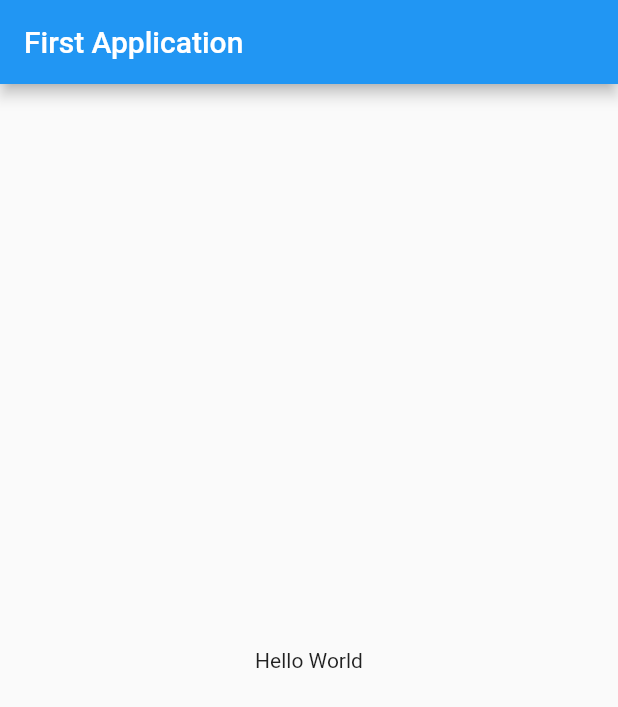
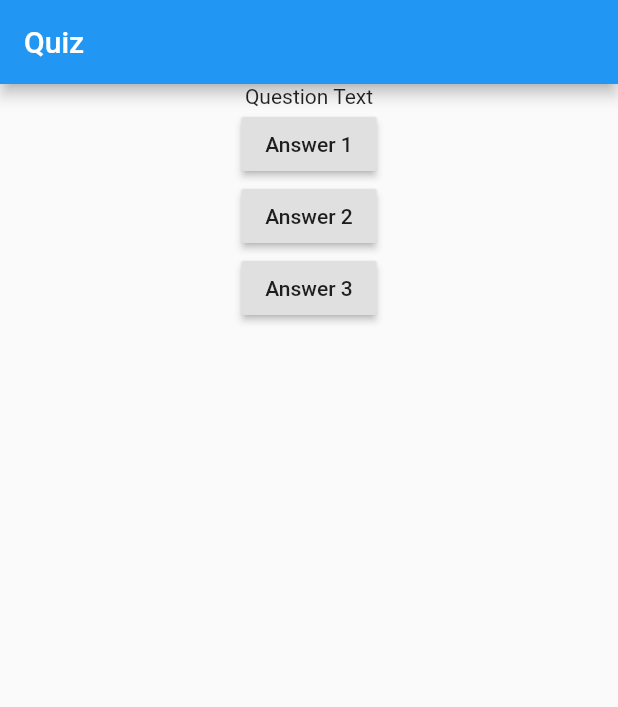
Before and after one commit to bhavikvashi1804/flutter-quiz, a Flutter app: the screen it shows after launch, on a phone screen of 412 x 824 dp. Shown: the top 707 px of the screen. Run offline on Flutter 3.47's test engine with Material 2 defaults, Android fonts, the phone set to English and light mode, and no system bars.

Commit message:
layout of home page

```diff
--- a/lib/main.dart
+++ b/lib/main.dart
@@ -19,14 +19,42 @@ class MyHomePage extends StatefulWidget {
 }
 
 class _MyHomePageState extends State<MyHomePage> {
+  var questions=[
+    'What\'s your favorite color?',
+    'What\'s your favorite animal?',
+    'Who\'s your favorite instructor?',
+  ];
   @override
   Widget build(BuildContext context) {
     return Scaffold(
       appBar: AppBar(
-        title: Text("First Application"),
+        title: Text("Quiz"),
       ),
       body: Center(
-        child: Text('Hello World'),
+        child: Column(
+
+          children: <Widget>[
+            Text('Question Text'),
+            RaisedButton(
+              onPressed: (){
+
+              },
+              child: Text("Answer 1"),
+            ),
+            RaisedButton(
+              onPressed: (){
+
+              },
+              child: Text("Answer 2"),
+            ),
+            RaisedButton(
+              onPressed: (){
+
+              },
+              child: Text("Answer 3"),
+            ),
+          ],
+        ),
       ),
      );
   }
```
